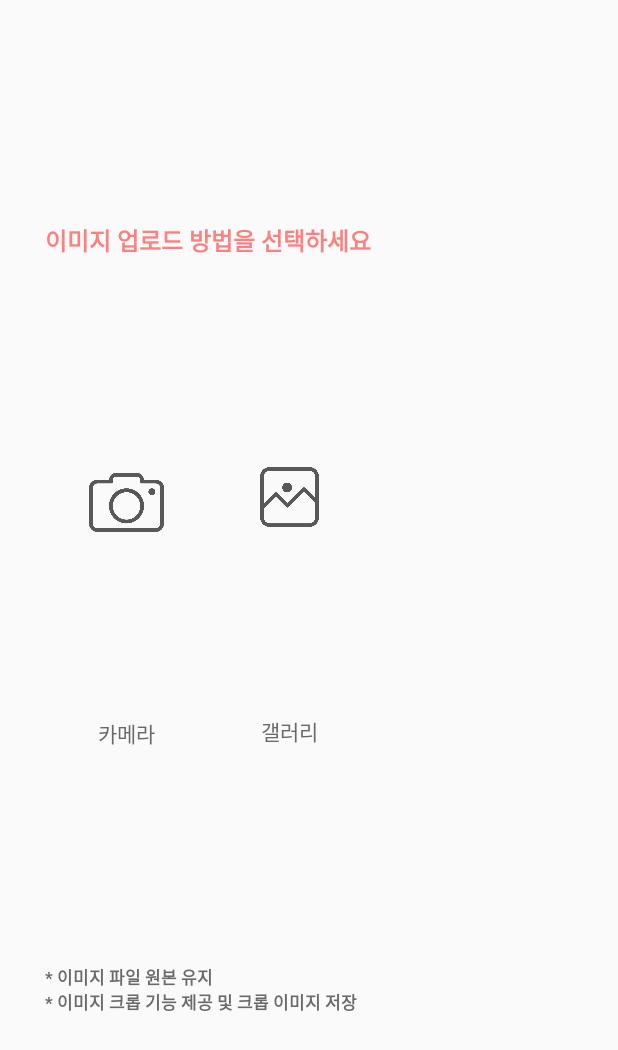
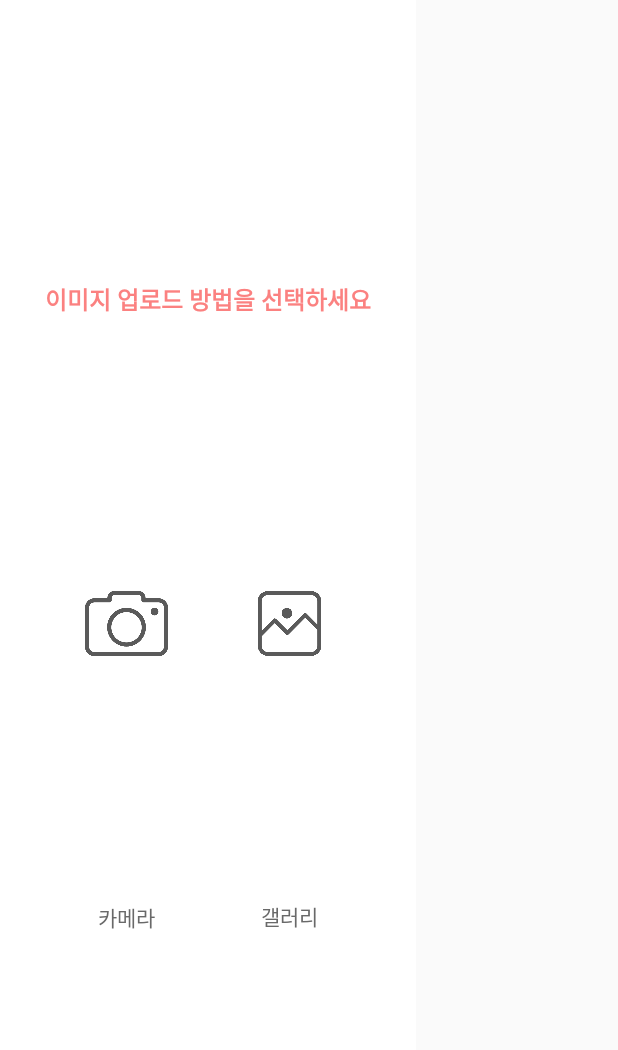
Before and after one commit to OneParkTwoLee/AcneAnalyzer, an Android app: the layout activity_dialog_for_image.xml on its own in the app's theme, with its tools: preview values and no code run, on a phone screen of 412 x 824 dp. Shown: the top 1050 px of the screen. Run offline under Robolectric (Android 15) with nearby library versions, the phone set to English and light mode, and no system bars.

Commit message:
progress dialog

```diff
--- a/app/src/main/AndroidManifest.xml
+++ b/app/src/main/AndroidManifest.xml
@@ -19,7 +19,6 @@
         android:supportsRtl="true"
         android:theme="@style/AppTheme"
         android:usesCleartextTraffic="true">
-        <activity android:name=".dialog_loading"></activity>
         <activity android:name=".IntroActivity" />
         <activity android:name=".ResultOfDiagnosis" />
         <activity android:name=".MainActivity">
--- a/app/src/main/java/com/onePtwoL/acneanalyzer/ResultOfDiagnosis.java
+++ b/app/src/main/java/com/onePtwoL/acneanalyzer/ResultOfDiagnosis.java
@@ -11,6 +11,7 @@ import android.util.Log;
 import android.view.View;
 import android.view.WindowManager;
 import android.widget.ImageView;
+import android.widget.ProgressBar;
 import android.widget.TextView;
 
 import java.text.SimpleDateFormat;
@@ -22,6 +23,7 @@ public class ResultOfDiagnosis extends AppCompatActivity {
     ImageView infoImageView;
     TextView dateTextView;
     Dialog dialog;
+
 
     /* RecyclerView와 관련된 컴포넌트 */
     ArrayList<Skin> mSkinList;
--- a/app/src/main/res/drawable/box_with_stroke.xml
+++ b/app/src/main/res/drawable/box_with_stroke.xml
@@ -4,5 +4,5 @@
     <solid android:color="@color/colorWhite"/>
     <stroke
         android:width="2dp"
-        android:color="@color/colorLightRed"/>
+        android:color="@color/colorDarkGray"/>
 </shape>
--- a/app/src/main/res/layout/activity_dialog_for_image.xml
+++ b/app/src/main/res/layout/activity_dialog_for_image.xml
@@ -4,7 +4,8 @@
     xmlns:app="http://schemas.android.com/apk/res-auto"
     android:layout_width="wrap_content"
     android:layout_height="match_parent"
-    android:layout_margin="30dp">
+    android:padding="30dp"
+    android:background="@color/colorWhite">
     <TextView
         android:id="@+id/dialog_title_textView"
         android:layout_width="match_parent"
@@ -22,7 +23,7 @@
     <ImageView
         android:id="@+id/dialog_camera_btn"
         android:layout_width="0dp"
-        android:layout_height="50dp"
+        android:layout_height="55dp"
         android:gravity="center"
         android:layout_gravity="center"
         android:layout_marginTop="10dp"
@@ -36,10 +37,10 @@
     <ImageView
         android:id="@+id/dialog_gallary_btn"
         android:layout_width="0dp"
-        android:layout_height="40dp"
+        android:layout_height="43dp"
         android:gravity="center"
         android:layout_gravity="center"
-        android:layout_marginTop="20dp"
+        android:layout_marginTop="25dp"
         android:src="@drawable/picture"
         android:alpha="0.65"
         app:layout_constraintTop_toBottomOf="@id/dialog_title_textView"
@@ -54,11 +55,11 @@
         android:text="카메라"
         android:textColor="@color/colorMiddleGray"
         android:gravity="center"
-        android:layout_marginBottom="25dp"
+        android:layout_marginBottom="15dp"
         app:layout_constraintTop_toBottomOf="@id/dialog_camera_btn"
         app:layout_constraintRight_toRightOf="@id/dialog_camera_btn"
         app:layout_constraintLeft_toLeftOf="@id/dialog_camera_btn"
-        app:layout_constraintBottom_toTopOf="@id/dialog_content_textView"/>
+        app:layout_constraintBottom_toBottomOf="parent"/>
 
     <TextView
         android:id="@+id/dialog_gallary_textView"
@@ -68,24 +69,11 @@
         android:textColor="@color/colorMiddleGray"
         android:gravity="center"
         android:layout_marginTop="5dp"
-        android:layout_marginBottom="25dp"
+        android:layout_marginBottom="15dp"
         app:layout_constraintTop_toBottomOf="@id/dialog_gallary_btn"
         app:layout_constraintRight_toRightOf="@id/dialog_gallary_btn"
         app:layout_constraintLeft_toLeftOf="@id/dialog_gallary_btn"
-        app:layout_constraintBottom_toTopOf="@id/dialog_content_textView"/>
-
-    <TextView
-        android:id="@+id/dialog_content_textView"
-        android:layout_width="0dp"
-        android:layout_height="wrap_content"
-        android:text="* 이미지 파일 원본 유지\n* 이미지 크롭 기능 제공 및 크롭 이미지 저장"
-        android:textSize="11dp"
-        android:textStyle="bold"
-        android:textColor="@color/colorMiddleGray"
-        android:gravity="left"
-        app:layout_constraintTop_toBottomOf="@id/dialog_camera_textView"
-        app:layout_constraintLeft_toLeftOf="parent"
-        app:layout_constraintRight_toRightOf="parent"
         app:layout_constraintBottom_toBottomOf="parent"/>
 
+
 </androidx.constraintlayout.widget.ConstraintLayout>
--- a/app/src/main/res/layout/activity_result_of_diagnosis.xml
+++ b/app/src/main/res/layout/activity_result_of_diagnosis.xml
@@ -70,9 +70,12 @@
            android:id="@+id/result_recyclerView"
            android:layout_width="match_parent"
            android:layout_height="match_parent"
+           android:layout_marginTop="5dp"
            android:layout_marginLeft="15dp"
            android:layout_marginRight="15dp"
-           android:layout_marginBottom="15dp"/>
+           android:layout_marginBottom="15dp"
+           android:padding="3dp"
+           android:background="@drawable/box_with_stroke"/>
 
 
     </LinearLayout>
```
Also changed, not shown: app/src/main/java/com/onePtwoL/acneanalyzer/DialogForLoading.java (added, +34 -0 lines), app/src/main/java/com/onePtwoL/acneanalyzer/MainActivity.java (+37 -11 lines), app/src/main/java/com/onePtwoL/acneanalyzer/ProgressBaseApplication.java (+9 -2 lines), app/src/main/java/com/onePtwoL/acneanalyzer/dialog_loading.java (deleted, +0 -20 lines), app/src/main/res/drawable-v24/box_grad_trasp_white.xml (added, +10 -0 lines), app/src/main/res/layout/activity_dialog_for_loading.xml (added, +22 -0 lines), app/src/main/res/layout/activity_dialog_loading.xml (deleted, +0 -17 lines), app/src/main/res/layout/result_row.xml (+4 -11 lines), app/src/main/res/drawable-v24/double-ring.gif (deleted), app/src/main/res/drawable-v24/loader.gif (added), app/src/main/res/drawable-v24/searching.gif.
